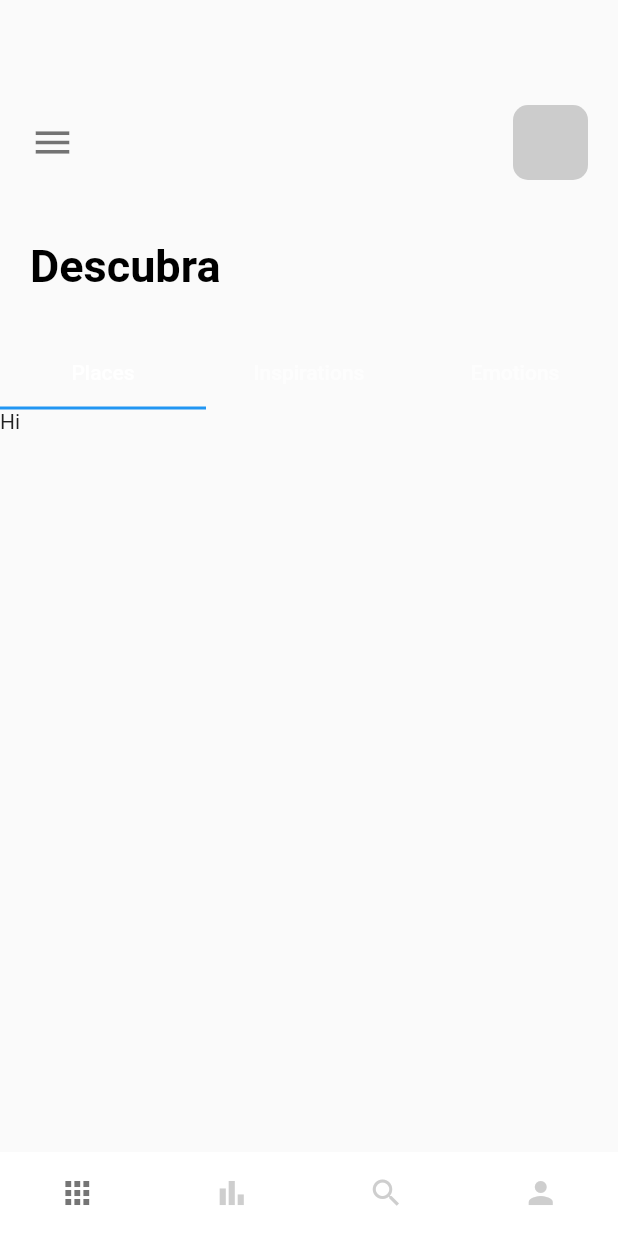
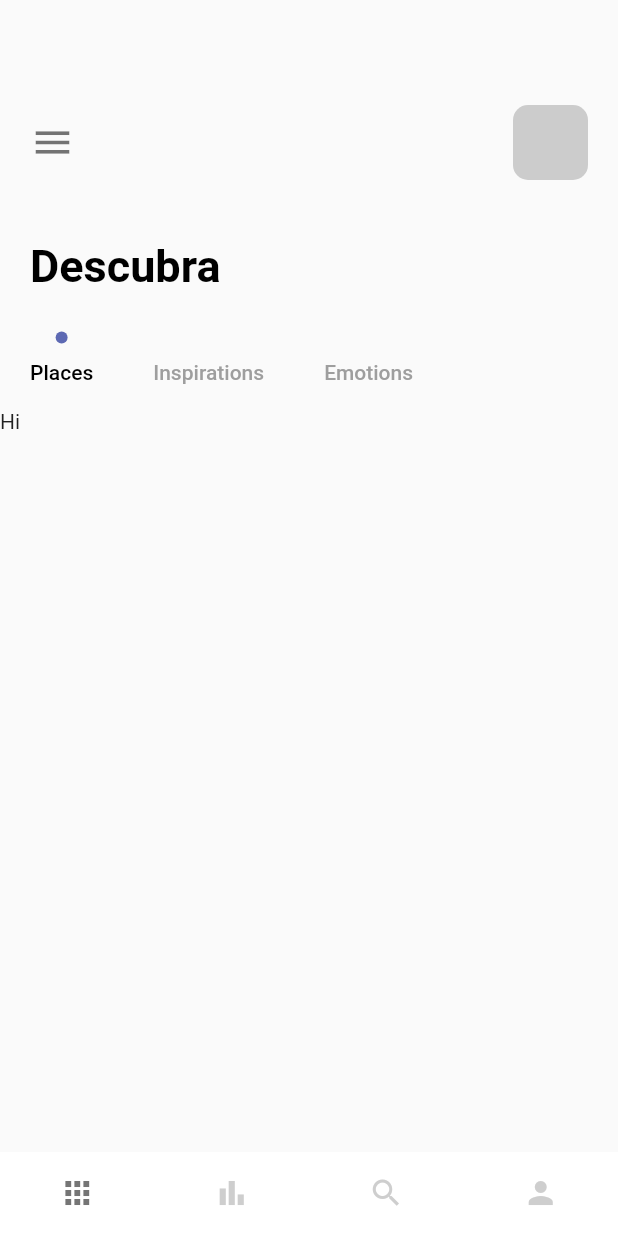
Before and after one commit to Asaelpp/Flutter, a Flutter app: the screen it shows after launch, on a phone screen of 412 x 824 dp. Run offline on Flutter 3.47's test engine with Material 2 defaults, Android fonts, the phone set to English and light mode, and no system bars.

Commit message:
Inserção dos dots ao invés de linhas na TabBar

```diff
--- a/flutter_cubit_app/lib/pages/nav_pages/home_page.dart
+++ b/flutter_cubit_app/lib/pages/nav_pages/home_page.dart
@@ -2,6 +2,7 @@ import 'package:flutter/material.dart';
 import 'package:flutter/src/foundation/key.dart';
 import 'package:flutter/src/widgets/container.dart';
 import 'package:flutter/src/widgets/framework.dart';
+import 'package:flutter_cubit/misc/colors.dart';
 import 'package:flutter_cubit/widgets/app_large_text.dart';
 
 class HomePage extends StatefulWidget {
@@ -58,8 +59,17 @@ class _HomePageState extends State<HomePage> with TickerProviderStateMixin {
           ),
           //TabBar
           Container(
+            child: Align(
+              alignment: Alignment.centerLeft,
               child: TabBar(
+                labelPadding: const EdgeInsets.only(left: 20, right: 20),
                 controller: _tabController,
+                labelColor: Colors.black,
+                unselectedLabelColor: Colors.grey,
+                isScrollable: true,
+                indicatorSize: TabBarIndicatorSize.label,
+                indicator:
+                    CircleTabIndicator(color: AppColors.mainColor, radius: 4),
                 tabs: [
                   Tab(
                     text: "Places",
@@ -71,6 +81,7 @@ class _HomePageState extends State<HomePage> with TickerProviderStateMixin {
                     text: "Emotions",
                   )
                 ],
+              ),
             ),
           ),
           Container(
@@ -86,3 +97,29 @@ class _HomePageState extends State<HomePage> with TickerProviderStateMixin {
     );
   }
 }
+
+class CircleTabIndicator extends Decoration {
+  final Color color;
+  double radius;
+  CircleTabIndicator({required this.color, required this.radius});
+  @override
+  BoxPainter createBoxPainter([VoidCallback? onChanged]) {
+    // TODO: implement createBoxPainter
+    return _CirclePainter(color: color, radius: radius);
+  }
+}
+
+class _CirclePainter extends BoxPainter {
+  final Color color;
+  double radius;
+  _CirclePainter({required this.color, required this.radius});
+
+  @override
+  void paint(Canvas canvas, Offset offset, ImageConfiguration configuration) {
+    Paint _paint = Paint();
+    _paint.color = color;
+    _paint.isAntiAlias = true;
+    final Offset circleOffset = Offset(configuration.size!.width / 2, 0);
+    canvas.drawCircle(offset + circleOffset, radius, _paint);
+  }
+}
```
Lines whose indentation alone changed are shown as unchanged.
